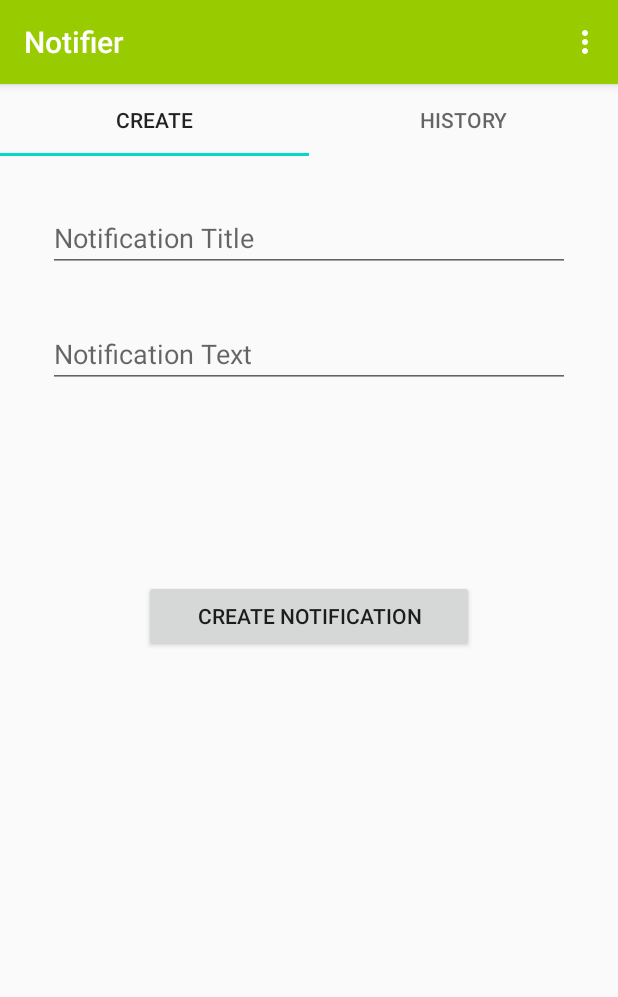
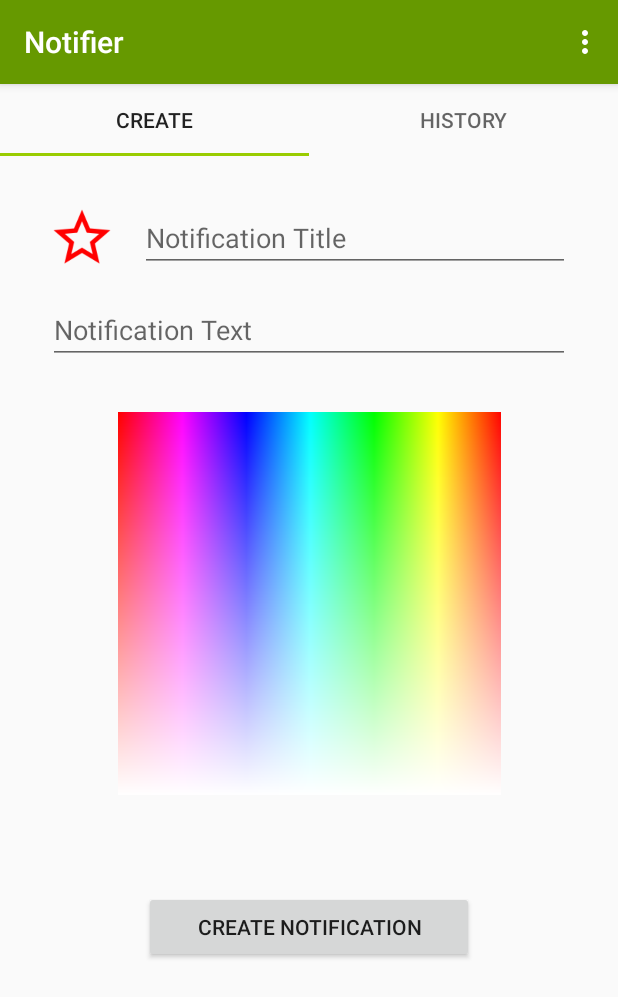
Before and after one commit to ToneyAlexander/notifier, an Android app: the screen it shows after launch (MainActivity), on a phone screen of 412 x 824 dp. Shown: the top 997 px of the screen. Run offline under Robolectric (Android 15) with nearby library versions, the phone set to English and light mode, and no system bars.

Commit message:
Color picker and dark mode

```diff
--- a/app/src/main/java/com/toneyalexander/notifier/CreateFragment.java
+++ b/app/src/main/java/com/toneyalexander/notifier/CreateFragment.java
@@ -1,12 +1,19 @@
 package com.toneyalexander.notifier;
 
+import android.annotation.SuppressLint;
+import android.graphics.Bitmap;
 import android.graphics.Color;
+import android.graphics.Matrix;
+import android.graphics.drawable.BitmapDrawable;
 import android.os.Bundle;
+import android.util.Log;
 import android.view.LayoutInflater;
+import android.view.MotionEvent;
 import android.view.View;
 import android.view.ViewGroup;
 import android.widget.Button;
 import android.widget.EditText;
+import android.widget.ImageView;
 
 import androidx.annotation.NonNull;
 import androidx.core.app.NotificationCompat;
@@ -18,9 +25,14 @@ public class CreateFragment extends Fragment {
     private EditText title;
     private EditText text;
 
+    private ImageView preview;
+    private ImageView colorPicker;
+
     private Button create;
 
     private MainActivity activity;
+
+    private int color = Color.rgb(255, 0, 0);
 
     @Override
     public View onCreateView(
@@ -31,7 +43,7 @@ public class CreateFragment extends Fragment {
         return inflater.inflate(R.layout.fragment_create, container, false);
     }
 
-    public void onViewCreated(@NonNull View view, Bundle savedInstanceState) {
+    public void onViewCreated(@NonNull final View view, Bundle savedInstanceState) {
         super.onViewCreated(view, savedInstanceState);
 
         activity = (MainActivity)this.getActivity();
@@ -39,23 +51,43 @@ public class CreateFragment extends Fragment {
         title = (EditText) view.findViewById(R.id.titleEditText);
         text = (EditText) view.findViewById(R.id.contentEditText);
 
+        preview = (ImageView) view.findViewById(R.id.color_preview);
+        colorPicker = (ImageView) view.findViewById(R.id.color_picker);
+        final Bitmap picker_bitmap = ((BitmapDrawable)colorPicker.getDrawable()).getBitmap();
+
+        updatePreview();
+
+        colorPicker.setOnTouchListener(new View.OnTouchListener() {
+            @Override
+            public boolean onTouch(View v, MotionEvent event) {
+
+                int x = (int)((event.getX()/colorPicker.getWidth()) * picker_bitmap.getWidth());
+                int y = (int)((event.getY()/colorPicker.getHeight()) * picker_bitmap.getHeight());
+                color = picker_bitmap.getPixel(x,y);
+
+                updatePreview();
+                return false;
+            }
+        });
+
         create = (Button) view.findViewById(R.id.re_create_button);
         create.setOnClickListener(new View.OnClickListener() {
             @Override
             public void onClick(View view) {
-                Notification note = new Notification(Color.rgb(255, 0, 0), title.getText().toString(), text.getText().toString());
+                Notification note = new Notification(color, title.getText().toString(), text.getText().toString());
                 createNotification(note);
             }
         });
     }
 
-//TODO: Sound mixer in notification bar
-    //TODO: color picker
+    private void updatePreview(){
+        preview.setColorFilter(color);
+    }
+
+    //TODO: Sound mixer in notification bar
     //TODO: joseph features?
 
-    //TODO: Pairity: Dark Mode
     //TODO: Pairity: saving
-    //TODO: Pairity: color
 
     public void createNotification(Notification notification){
         /*
@@ -85,6 +117,7 @@ public class CreateFragment extends Fragment {
 
         NotificationManagerCompat notificationManager = NotificationManagerCompat.from(getContext());
 
+        //TODO: unique id
         // notificationId is a unique int for each notification that you must define
         notificationManager.notify(100, builder.build());
 
--- a/app/src/main/java/com/toneyalexander/notifier/TabConfiguration.java
+++ b/app/src/main/java/com/toneyalexander/notifier/TabConfiguration.java
@@ -35,5 +35,4 @@ public final class TabConfiguration {
             return this.title;
         }
     }
-
 }
--- a/app/src/main/res/layout/fragment_create.xml
+++ b/app/src/main/res/layout/fragment_create.xml
@@ -13,32 +13,34 @@
         android:layout_height="wrap_content"
         android:layout_marginStart="64dp"
         android:layout_marginLeft="64dp"
-        android:layout_marginTop="128dp"
+        android:layout_marginTop="64dp"
         android:layout_marginEnd="64dp"
         android:layout_marginRight="64dp"
         android:text="@string/create_notification"
         app:layout_constraintEnd_toEndOf="parent"
         app:layout_constraintStart_toStartOf="parent"
-        app:layout_constraintTop_toBottomOf="@+id/contentEditText" />
+        app:layout_constraintTop_toBottomOf="@+id/color_picker" />
 
     <EditText
         android:id="@+id/titleEditText"
         android:layout_width="0dp"
         android:layout_height="wrap_content"
+        android:layout_marginStart="16dp"
+        android:layout_marginLeft="16dp"
         android:ems="10"
         android:hint="@string/notification_title"
         android:importantForAutofill="no"
         android:inputType="textCapSentences"
         app:layout_constraintEnd_toEndOf="parent"
         app:layout_constraintHorizontal_bias="1.0"
-        app:layout_constraintStart_toStartOf="parent"
+        app:layout_constraintStart_toEndOf="@+id/color_preview"
         app:layout_constraintTop_toTopOf="parent" />
 
     <EditText
         android:id="@+id/contentEditText"
         android:layout_width="0dp"
         android:layout_height="wrap_content"
-        android:layout_marginTop="32dp"
+        android:layout_marginTop="16dp"
         android:ems="10"
         android:hint="@string/notification_text"
         android:importantForAutofill="no"
@@ -47,4 +49,26 @@
         app:layout_constraintStart_toStartOf="parent"
         app:layout_constraintTop_toBottomOf="@+id/titleEditText" />
 
+    <ImageView
+        android:id="@+id/color_preview"
+        android:layout_width="0dp"
+        android:layout_height="0dp"
+        android:contentDescription="@string/notification_color"
+        android:src="@drawable/ic_star_border_black_24dp"
+        app:layout_constraintBottom_toBottomOf="@+id/titleEditText"
+        app:layout_constraintDimensionRatio="1:1"
+        app:layout_constraintStart_toStartOf="parent"
+        app:layout_constraintTop_toTopOf="parent" />
+
+    <ImageView
+        android:id="@+id/color_picker"
+        android:layout_width="wrap_content"
+        android:layout_height="wrap_content"
+        android:layout_marginTop="32dp"
+        android:contentDescription="@string/color_picker"
+        android:src="@drawable/color_picker"
+        app:layout_constraintEnd_toEndOf="parent"
+        app:layout_constraintStart_toStartOf="parent"
+        app:layout_constraintTop_toBottomOf="@+id/contentEditText" />
+
 </androidx.constraintlayout.widget.ConstraintLayout>
--- a/app/src/main/res/values/colors.xml
+++ b/app/src/main/res/values/colors.xml
@@ -1,6 +1,6 @@
 <?xml version="1.0" encoding="utf-8"?>
 <resources>
-    <color name="colorPrimary">@android:color/holo_green_light</color>
-    <color name="colorPrimaryDark">@android:color/holo_green_dark</color>
-    <color name="colorAccent">#03DAC5</color>
+    <color name="colorPrimary">@android:color/holo_green_dark</color>
+    <color name="colorPrimaryDark">#447700</color>
+    <color name="colorAccent">@android:color/holo_green_light</color>
 </resources>
--- a/app/src/main/res/values/strings.xml
+++ b/app/src/main/res/values/strings.xml
@@ -16,4 +16,6 @@
     <string name="channel_id">NOTIFIER_ID</string>
     <string name="channel_name">Notifier</string>
     <string name="channel_description">Notifier created notifications</string>
+    <string name="notification_color">Notification Color</string>
+    <string name="color_picker">Color Picker</string>
 </resources>
--- a/app/src/main/res/values/styles.xml
+++ b/app/src/main/res/values/styles.xml
@@ -1,6 +1,7 @@
 <resources>
     <!-- Base application theme. -->
-    <style name="AppTheme" parent="Theme.AppCompat.Light.DarkActionBar">
+    <style name="AppTheme" parent="Theme.AppCompat.DayNight">
+        <!--<style name="AppTheme" parent="Theme.AppCompat.Light.DarkActionBar">-->
         <!-- Customize your theme here. -->
         <item name="colorPrimary">@color/colorPrimary</item>
         <item name="colorPrimaryDark">@color/colorPrimaryDark</item>
```
Also changed, not shown: app/src/main/res/drawable/color_picker.png (added), 2 other files.
